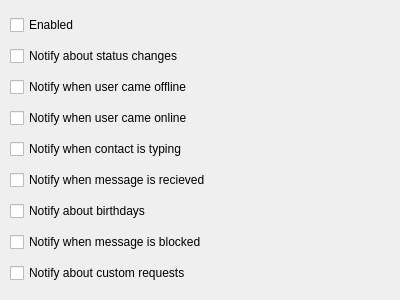
First picture: the form in ui/settings.ui, repository ZloeSabo/qutim-0.2-growlnotifications, before the edit.
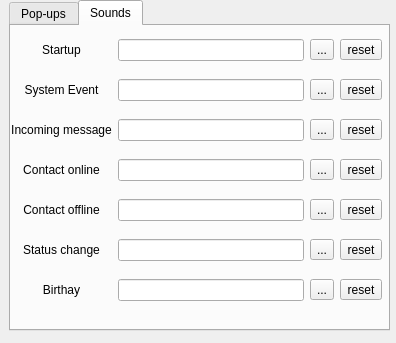
Second picture: the form after the edit.

Commit message: Added sound support. Different sounds for each notification type. Horrible code.

Patch:
```diff
--- a/ui/settings.ui
+++ b/ui/settings.ui
@@ -6,20 +6,51 @@
    <rect>
     <x>0</x>
     <y>0</y>
-    <width>400</width>
-    <height>300</height>
+    <width>396</width>
+    <height>343</height>
    </rect>
   </property>
   <property name="windowTitle">
    <string>Form</string>
   </property>
+  <widget class="QTabWidget" name="tabWidget">
+   <property name="geometry">
+    <rect>
+     <x>9</x>
+     <y>0</y>
+     <width>381</width>
+     <height>331</height>
+    </rect>
+   </property>
+   <property name="layoutDirection">
+    <enum>Qt::LeftToRight</enum>
+   </property>
+   <property name="autoFillBackground">
+    <bool>false</bool>
+   </property>
+   <property name="currentIndex">
+    <number>1</number>
+   </property>
+   <property name="tabPosition">
+    <enum>QTabWidget::North</enum>
+   </property>
+   <property name="iconSize">
+    <size>
+     <width>0</width>
+     <height>0</height>
+    </size>
+   </property>
+   <widget class="QWidget" name="popupsTab">
+    <attribute name="title">
+     <string>Pop-ups</string>
+    </attribute>
   <widget class="QWidget" name="verticalLayoutWidget">
    <property name="geometry">
     <rect>
      <x>10</x>
-     <y>10</y>
+       <y>0</y>
      <width>261</width>
-     <height>281</height>
+       <height>261</height>
     </rect>
    </property>
    <layout class="QVBoxLayout" name="verticalLayout">
@@ -89,6 +120,266 @@
    </layout>
   </widget>
  </widget>
+   <widget class="QWidget" name="soundsTab">
+    <attribute name="title">
+     <string>Sounds</string>
+    </attribute>
+    <widget class="QWidget" name="gridLayoutWidget">
+     <property name="geometry">
+      <rect>
+       <x>0</x>
+       <y>0</y>
+       <width>371</width>
+       <height>291</height>
+      </rect>
+     </property>
+     <layout class="QGridLayout" name="gridLayout">
+      <property name="topMargin">
+       <number>1</number>
+      </property>
+      <item row="4" column="1">
+       <widget class="QLineEdit" name="IncomingFilename">
+        <property name="text">
+         <string/>
+        </property>
+       </widget>
+      </item>
+      <item row="5" column="1">
+       <widget class="QLineEdit" name="OnlineFilename">
+        <property name="text">
+         <string/>
+        </property>
+       </widget>
+      </item>
+      <item row="6" column="1">
+       <widget class="QLineEdit" name="OfflineFilename">
+        <property name="text">
+         <string/>
+        </property>
+       </widget>
+      </item>
+      <item row="7" column="1">
+       <widget class="QLineEdit" name="StatusChangeFilename">
+        <property name="text">
+         <string/>
+        </property>
+       </widget>
+      </item>
+      <item row="8" column="1">
+       <widget class="QLineEdit" name="BirthdayFilename">
+        <property name="text">
+         <string/>
+        </property>
+       </widget>
+      </item>
+      <item row="3" column="2">
+       <widget class="QToolButton" name="syseventSet">
+        <property name="text">
+         <string>...</string>
+        </property>
+       </widget>
+      </item>
+      <item row="4" column="2">
+       <widget class="QToolButton" name="inSet">
+        <property name="text">
+         <string>...</string>
+        </property>
+       </widget>
+      </item>
+      <item row="5" column="2">
+       <widget class="QToolButton" name="onlineSet">
+        <property name="text">
+         <string>...</string>
+        </property>
+       </widget>
+      </item>
+      <item row="6" column="2">
+       <widget class="QToolButton" name="offlineSet">
+        <property name="text">
+         <string>...</string>
+        </property>
+       </widget>
+      </item>
+      <item row="7" column="2">
+       <widget class="QToolButton" name="statuschangeSet">
+        <property name="text">
+         <string>...</string>
+        </property>
+       </widget>
+      </item>
+      <item row="8" column="2">
+       <widget class="QToolButton" name="birthdaySet">
+        <property name="text">
+         <string>...</string>
+        </property>
+       </widget>
+      </item>
+      <item row="3" column="0">
+       <widget class="QLabel" name="label_2">
+        <property name="text">
+         <string>System Event</string>
+        </property>
+        <property name="alignment">
+         <set>Qt::AlignCenter</set>
+        </property>
+        <property name="buddy">
+         <cstring>SystemEventFilename</cstring>
+        </property>
+       </widget>
+      </item>
+      <item row="4" column="0">
+       <widget class="QLabel" name="label_4">
+        <property name="text">
+         <string>Incoming message</string>
+        </property>
+        <property name="alignment">
+         <set>Qt::AlignCenter</set>
+        </property>
+        <property name="buddy">
+         <cstring>IncomingFilename</cstring>
+        </property>
+       </widget>
+      </item>
+      <item row="5" column="0">
+       <widget class="QLabel" name="label_5">
+        <property name="text">
+         <string>Contact online</string>
+        </property>
+        <property name="alignment">
+         <set>Qt::AlignCenter</set>
+        </property>
+        <property name="buddy">
+         <cstring>OnlineFilename</cstring>
+        </property>
+       </widget>
+      </item>
+      <item row="6" column="0">
+       <widget class="QLabel" name="label_6">
+        <property name="text">
+         <string>Contact offline</string>
+        </property>
+        <property name="alignment">
+         <set>Qt::AlignCenter</set>
+        </property>
+        <property name="buddy">
+         <cstring>OfflineFilename</cstring>
+        </property>
+       </widget>
+      </item>
+      <item row="7" column="0">
+       <widget class="QLabel" name="label_7">
+        <property name="text">
+         <string>Status change</string>
+        </property>
+        <property name="alignment">
+         <set>Qt::AlignCenter</set>
+        </property>
+        <property name="buddy">
+         <cstring>StatusChangeFilename</cstring>
+        </property>
+       </widget>
+      </item>
+      <item row="8" column="0">
+       <widget class="QLabel" name="label_8">
+        <property name="text">
+         <string>Birthay</string>
+        </property>
+        <property name="alignment">
+         <set>Qt::AlignCenter</set>
+        </property>
+        <property name="buddy">
+         <cstring>BirthdayFilename</cstring>
+        </property>
+       </widget>
+      </item>
+      <item row="3" column="3">
+       <widget class="QToolButton" name="syseventReset">
+        <property name="text">
+         <string>reset</string>
+        </property>
+       </widget>
+      </item>
+      <item row="4" column="3">
+       <widget class="QToolButton" name="inReset">
+        <property name="text">
+         <string>reset</string>
+        </property>
+       </widget>
+      </item>
+      <item row="5" column="3">
+       <widget class="QToolButton" name="onlineReset">
+        <property name="text">
+         <string>reset</string>
+        </property>
+       </widget>
+      </item>
+      <item row="6" column="3">
+       <widget class="QToolButton" name="offlineReset">
+        <property name="text">
+         <string>reset</string>
+        </property>
+       </widget>
+      </item>
+      <item row="7" column="3">
+       <widget class="QToolButton" name="statuschangeReset">
+        <property name="text">
+         <string>reset</string>
+        </property>
+       </widget>
+      </item>
+      <item row="8" column="3">
+       <widget class="QToolButton" name="birthdayReset">
+        <property name="text">
+         <string>reset</string>
+        </property>
+       </widget>
+      </item>
+      <item row="3" column="1">
+       <widget class="QLineEdit" name="SystemEventFilename">
+        <property name="text">
+         <string/>
+        </property>
+       </widget>
+      </item>
+      <item row="2" column="0">
+       <widget class="QLabel" name="label">
+        <property name="text">
+         <string>Startup</string>
+        </property>
+        <property name="alignment">
+         <set>Qt::AlignCenter</set>
+        </property>
+        <property name="buddy">
+         <cstring>StartupFilename</cstring>
+        </property>
+       </widget>
+      </item>
+      <item row="2" column="1">
+       <widget class="QLineEdit" name="StartupFilename">
+        <property name="text">
+         <string/>
+        </property>
+       </widget>
+      </item>
+      <item row="2" column="2">
+       <widget class="QToolButton" name="startupSet">
+        <property name="text">
+         <string>...</string>
+        </property>
+       </widget>
+      </item>
+      <item row="2" column="3">
+       <widget class="QToolButton" name="startupReset">
+        <property name="text">
+         <string>reset</string>
+        </property>
+       </widget>
+      </item>
+     </layout>
+    </widget>
+   </widget>
+  </widget>
+ </widget>
  <resources/>
  <connections/>
 </ui>
```
Left out of the diff: 115 changed lines with no effect on the pictures. Lines whose indentation alone changed are shown as unchanged. The commit also changes 4 other files.
